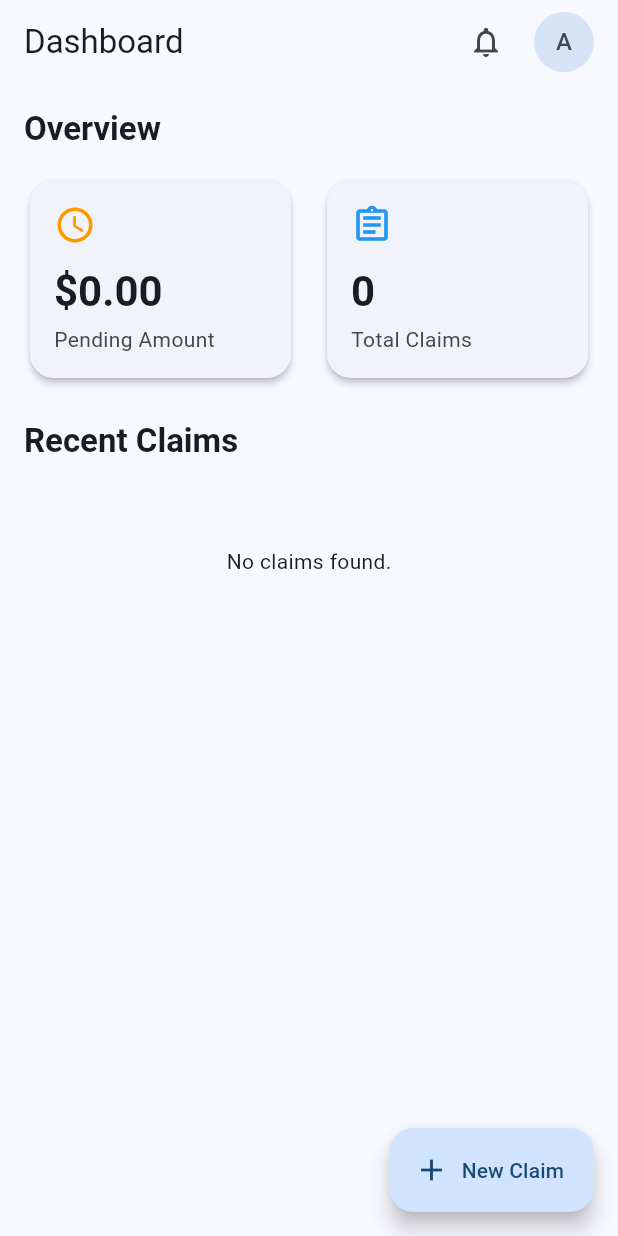
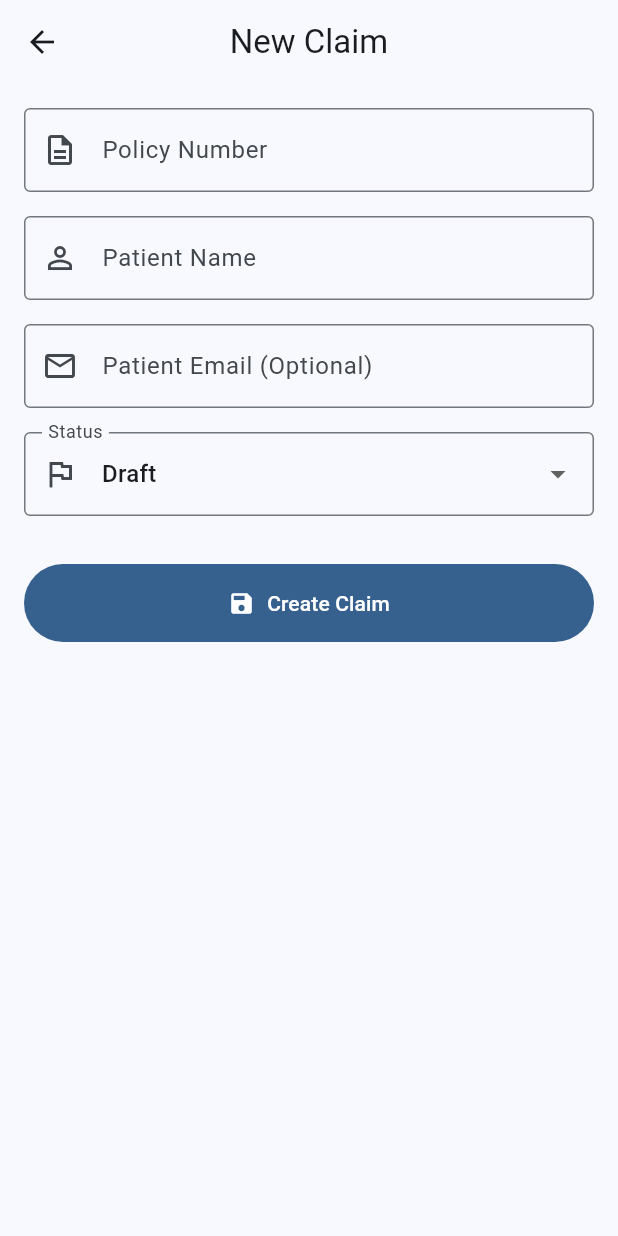
Before and after one commit to Shresth1822/i-c-m-s, a Flutter app: the screen it shows after launch, after a tap on "New Claim", on a phone screen of 412 x 824 dp. Run offline on Flutter 3.47's test engine with Material 3 defaults, Android fonts, the phone set to English and light mode, and no system bars; our stand-ins replace flutter_dotenv, flutter_riverpod, riverpod_annotation, supabase_flutter; accounts and stored records are empty; generated files the repository leaves out were written again.

```diff
--- /dev/null
+++ b/lib/features/claims/presentation/pages/claim_form_screen.dart
@@ -0,0 +1,235 @@
+import 'package:flutter/material.dart';
+import 'package:flutter_riverpod/flutter_riverpod.dart';
+import '../../domain/entities/claim.dart';
+import '../../domain/entities/claim_status.dart';
+import '../providers/claim_provider.dart';
+
+class ClaimFormScreen extends ConsumerStatefulWidget {
+  final Claim? claim;
+
+  const ClaimFormScreen({super.key, this.claim});
+
+  @override
+  ConsumerState<ClaimFormScreen> createState() => _ClaimFormScreenState();
+}
+
+class _ClaimFormScreenState extends ConsumerState<ClaimFormScreen> {
+  final _formKey = GlobalKey<FormState>();
+
+  late TextEditingController _policyNumberController;
+  late TextEditingController _patientNameController;
+  late TextEditingController _patientEmailController;
+  late ClaimStatus _selectedStatus;
+
+  bool _isSaving = false;
+
+  @override
+  void initState() {
+    super.initState();
+    final claim = widget.claim;
+    _policyNumberController = TextEditingController(
+      text: claim?.policyNumber ?? '',
+    );
+    _patientNameController = TextEditingController(
+      text: claim?.patientName ?? '',
+    );
+    _patientEmailController = TextEditingController(
+      text: claim?.patientEmail ?? '',
+    );
+    _selectedStatus = claim?.status ?? ClaimStatus.draft;
+  }
+
+  @override
+  void dispose() {
+    _policyNumberController.dispose();
+    _patientNameController.dispose();
+    _patientEmailController.dispose();
+    super.dispose();
+  }
+
+  Future<void> _saveClaim() async {
+    if (!_formKey.currentState!.validate()) return;
+
+    setState(() {
+      _isSaving = true;
+    });
+
+    try {
+      final isEditing = widget.claim != null;
+      final now = DateTime.now();
+
+      final newClaim = Claim(
+        id: widget.claim?.id ?? '', // ID handled by Repo/DB if empty
+        policyNumber: _policyNumberController.text.trim(),
+        patientName: _patientNameController.text.trim(),
+        patientEmail: _patientEmailController.text.trim().isEmpty
+            ? null
+            : _patientEmailController.text.trim(),
+        status: _selectedStatus,
+        createdAt: widget.claim?.createdAt ?? now,
+        updatedAt: now,
+        bills: widget.claim?.bills ?? [],
+        advances: widget.claim?.advances ?? [],
+        settlements: widget.claim?.settlements ?? [],
+      );
+
+      if (isEditing) {
+        await ref.read(claimsProvider.notifier).updateClaim(newClaim);
+        if (mounted) {
+          ScaffoldMessenger.of(context).showSnackBar(
+            const SnackBar(content: Text('Claim updated successfully')),
+          );
+        }
+      } else {
+        await ref.read(claimsProvider.notifier).addClaim(newClaim);
+        if (mounted) {
+          ScaffoldMessenger.of(context).showSnackBar(
+            const SnackBar(content: Text('Claim created successfully')),
+          );
+        }
+      }
+
+      if (mounted) {
+        Navigator.pop(context);
+      }
+    } catch (e) {
+      if (mounted) {
+        ScaffoldMessenger.of(context).showSnackBar(
+          SnackBar(
+            content: Text('Error saving claim: $e'),
+            backgroundColor: Colors.red,
+          ),
+        );
+      }
+    } finally {
+      if (mounted) {
+        setState(() {
+          _isSaving = false;
+        });
+      }
+    }
+  }
+
+  @override
+  Widget build(BuildContext context) {
+    final isEditing = widget.claim != null;
+
+    return Scaffold(
+      appBar: AppBar(title: Text(isEditing ? 'Edit Claim' : 'New Claim')),
+      body: SingleChildScrollView(
+        padding: const EdgeInsets.all(16.0),
+        child: Form(
+          key: _formKey,
+          child: Column(
+            crossAxisAlignment: CrossAxisAlignment.stretch,
+            children: [
+              // Policy Number
+              TextFormField(
+                controller: _policyNumberController,
+                decoration: const InputDecoration(
+                  labelText: 'Policy Number',
+                  border: OutlineInputBorder(),
+                  prefixIcon: Icon(Icons.description_outlined),
+                ),
+                validator: (value) {
+                  if (value == null || value.trim().isEmpty) {
+                    return 'Please enter policy number';
+                  }
+                  return null;
+                },
+              ),
+              const SizedBox(height: 16),
+
+              // Patient Name
+              TextFormField(
+                controller: _patientNameController,
+                decoration: const InputDecoration(
+                  labelText: 'Patient Name',
+                  border: OutlineInputBorder(),
+                  prefixIcon: Icon(Icons.person_outline),
+                ),
+                validator: (value) {
+                  if (value == null || value.trim().isEmpty) {
+                    return 'Please enter patient name';
+                  }
+                  return null;
+                },
+              ),
+              const SizedBox(height: 16),
+
+              // Patient Email
+              TextFormField(
+                controller: _patientEmailController,
+                decoration: const InputDecoration(
+                  labelText: 'Patient Email (Optional)',
+                  border: OutlineInputBorder(),
+                  prefixIcon: Icon(Icons.email_outlined),
+                ),
+                keyboardType: TextInputType.emailAddress,
+                validator: (value) {
+                  if (value != null && value.isNotEmpty) {
+                    // Simple email regex
+                    if (!RegExp(
+                      r'^[\w-\.]+@([\w-]+\.)+[\w-]{2,4}$',
+                    ).hasMatch(value)) {
+                      return 'Please enter a valid email';
+                    }
+                  }
+                  return null;
+                },
+              ),
+              const SizedBox(height: 16),
+
+              // Status Dropdown
+              DropdownButtonFormField<ClaimStatus>(
+                initialValue: _selectedStatus,
+                decoration: const InputDecoration(
+                  labelText: 'Status',
+                  border: OutlineInputBorder(),
+                  prefixIcon: Icon(Icons.flag_outlined),
+                ),
+                items: ClaimStatus.values.map((status) {
+                  return DropdownMenuItem(
+                    value: status,
+                    child: Text(status.label),
+                  );
+                }).toList(),
+                onChanged: (value) {
+                  if (value != null) {
+                    setState(() {
+                      _selectedStatus = value;
+                    });
+                  }
+                },
+              ),
+              const SizedBox(height: 32),
+
+              // Save Button
+              FilledButton.icon(
+                onPressed: _isSaving ? null : _saveClaim,
+                icon: _isSaving
+                    ? const SizedBox(
+                        width: 20,
+                        height: 20,
+                        child: CircularProgressIndicator(
+                          strokeWidth: 2,
+                          color: Colors.white,
+                        ),
+                      )
+                    : const Icon(Icons.save),
+                label: Text(
+                  _isSaving
+                      ? 'Saving...'
+                      : (isEditing ? 'Update Claim' : 'Create Claim'),
+                ),
+                style: FilledButton.styleFrom(
+                  padding: const EdgeInsets.symmetric(vertical: 16),
+                ),
+              ),
+            ],
+          ),
+        ),
+      ),
+    );
+  }
+}
--- a/lib/features/dashboard/presentation/pages/home_screen.dart
+++ b/lib/features/dashboard/presentation/pages/home_screen.dart
@@ -3,6 +3,7 @@ import 'package:flutter_riverpod/flutter_riverpod.dart';
 import '../../../claims/presentation/providers/claim_provider.dart';
 import '../widgets/claim_card.dart';
 import '../widgets/summary_stat_card.dart';
+import '../../../claims/presentation/pages/claim_form_screen.dart';
 
 class HomeScreen extends ConsumerWidget {
   const HomeScreen({super.key});
@@ -117,7 +118,14 @@ class HomeScreen extends ConsumerWidget {
                       return ClaimCard(
                         claim: claim,
                         onTap: () {
-                          // TODO: Navigate to detail
+                          // For Phase 6: Edit Claim directly.
+                          // Phase 7: Will change to ClaimDetailScreen
+                          Navigator.push(
+                            context,
+                            MaterialPageRoute(
+                              builder: (_) => ClaimFormScreen(claim: claim),
+                            ),
+                          );
                         },
                       );
                     }, childCount: claims.length),
@@ -137,7 +145,10 @@ class HomeScreen extends ConsumerWidget {
       ),
       floatingActionButton: FloatingActionButton.extended(
         onPressed: () {
-          // TODO: Navigate to create claim
+          Navigator.push(
+            context,
+            MaterialPageRoute(builder: (_) => const ClaimFormScreen()),
+          );
         },
         label: const Text('New Claim'),
         icon: const Icon(Icons.add),
```
Also changed, not shown: lib/debug_script.dart (deleted, +0 -69 lines), 1 other file.
